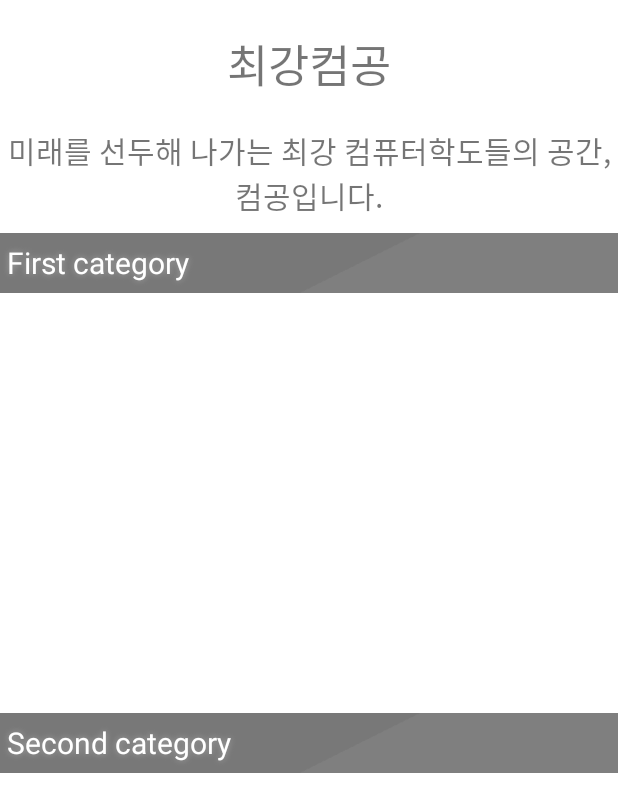
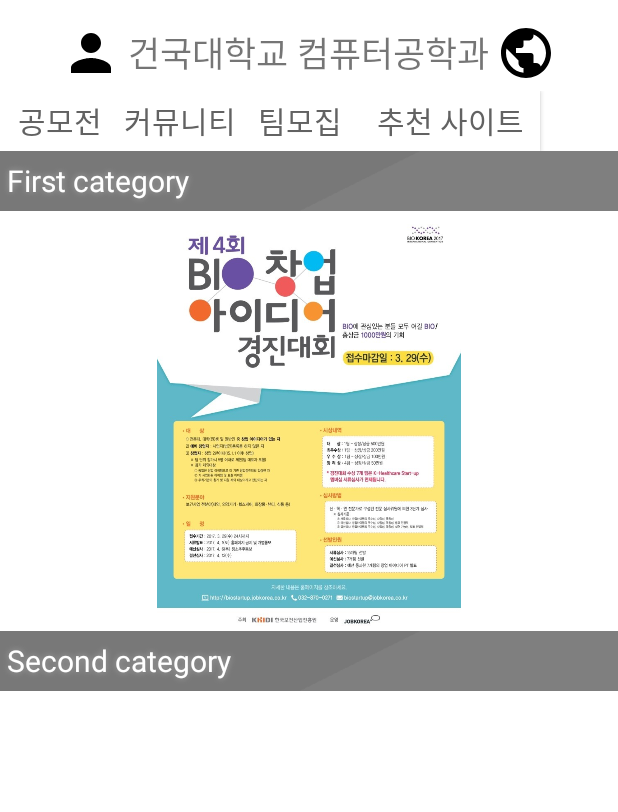
Before and after one commit to NamGungGeon/CSE_InfoApp, an Android app: the MainActivity screen opened directly, with no data from a screen before it, on a phone screen of 412 x 824 dp. Shown: the top 812 px of the screen. Run offline under Robolectric (Android 15) with nearby library versions, the phone set to English and light mode, and no system bars.

Commit message:
front-end of the Viewpager and back-end of the Viewpager(java)

```diff
--- /dev/null
+++ b/app/src/main/java/com/example/denky/greattimetable/CustomAdapter.java
@@ -0,0 +1,79 @@
+package com.example.denky.greattimetable;
+
+import android.support.v4.view.PagerAdapter;
+import android.view.LayoutInflater;
+import android.view.View;
+import android.view.ViewGroup;
+import android.widget.ImageView;
+
+/**
+ * Created by denky on 2017-03-16.
+ */
+
+public class CustomAdapter extends PagerAdapter {
+
+    LayoutInflater inflater;
+
+    public CustomAdapter(LayoutInflater inflater) {
+        // TODO Auto-generated constructor stub
+        this.inflater=inflater;
+    }
+
+    //PagerAdapter가 가지고 잇는 View의 개수를 리턴
+    //보통 보여줘야하는 이미지 배열 데이터의 길이를 리턴
+    @Override
+    public int getCount() {
+        // TODO Auto-generated method stub
+        return 3;
+    }
+
+    //ViewPager가 현재 보여질 Item(View객체)를 생성할 필요가 있는 때 자동으로 호출
+    //쉽게 말해, 스크롤을 통해 현재 보여져야 하는 View를 만들어냄.
+    //첫번째 파라미터 : ViewPager
+    //두번째 파라미터 : ViewPager가 보여줄 View의 위치(가장 처음부터 0,1,2,3...)
+    @Override
+    public Object instantiateItem(ViewGroup container, int position) {
+        // TODO Auto-generated method stub
+        View view=null;
+
+        //새로운 View 객체를 Layoutinflater를 이용해서 생성
+        //만들어질 View의 설계는 res폴더>>layout폴더>>viewpater_childview.xml 레이아웃 파일 사용
+        view= inflater.inflate(R.layout.viewpager_childview, null);
+
+        //만들어진 View안에 있는 ImageView 객체 참조
+        //위에서 inflated 되어 만들어진 view로부터 findViewById()를 해야 하는 것에 주의.
+        ImageView img= (ImageView)view.findViewById(R.id.img_viewpager_childimage);
+
+        //ImageView에 현재 position 번째에 해당하는 이미지를 보여주기 위한 작업
+        //현재 position에 해당하는 이미지를 setting
+        img.setImageResource(R.drawable.poster1+position);
+
+        //ViewPager에 만들어 낸 View 추가
+        container.addView(view);
+
+        //Image가 세팅된 View를 리턴
+        return view;
+    }
+
+    //화면에 보이지 않은 View는파쾨를 해서 메모리를 관리함.
+    //첫번째 파라미터 : ViewPager
+    //두번째 파라미터 : 파괴될 View의 인덱스(가장 처음부터 0,1,2,3...)
+    //세번째 파라미터 : 파괴될 객체(더 이상 보이지 않은 View 객체)
+    @Override
+    public void destroyItem(ViewGroup container, int position, Object object) {
+        // TODO Auto-generated method stub
+
+        //ViewPager에서 보이지 않는 View는 제거
+        //세번째 파라미터가 View 객체 이지만 데이터 타입이 Object여서 형변환 실시
+        container.removeView((View)object);
+
+    }
+
+    //instantiateItem() 메소드에서 리턴된 Ojbect가 View가  맞는지 확인하는 메소드
+    @Override
+    public boolean isViewFromObject(View v, Object obj) {
+        // TODO Auto-generated method stub
+        return v==obj;
+    }
+
+}
--- a/app/src/main/java/com/example/denky/greattimetable/LoginActivity.java
+++ b/app/src/main/java/com/example/denky/greattimetable/LoginActivity.java
@@ -5,6 +5,10 @@ import android.support.v7.app.AppCompatActivity;
 import android.os.Bundle;
 import android.view.View;
 import android.widget.Button;
+
+/**
+ * Created by denky on 2017-03-16.
+ */
 
 public class LoginActivity extends AppCompatActivity {
     Button enter_btn;
--- a/app/src/main/java/com/example/denky/greattimetable/MainActivity.java
+++ b/app/src/main/java/com/example/denky/greattimetable/MainActivity.java
@@ -1,6 +1,10 @@
 package com.example.denky.greattimetable;
 
+import android.graphics.Bitmap;
 import android.os.Bundle;
+import android.os.Handler;
+import android.os.Message;
+import android.support.v4.view.ViewPager;
 import android.support.v7.app.AppCompatActivity;
 
 /**
@@ -8,8 +12,64 @@ import android.support.v7.app.AppCompatActivity;
  */
 
 public class MainActivity extends AppCompatActivity {
+    ViewPager pager;
+    Thread thread = null;
+    Handler handler = null;
+    int p=0;	//페이지번호
+    int v=1;	//화면 전환 뱡향 1:left to right, 2:right to left
+    int cur = 0;
+    int maxScroll = 3; // 최대 CustomAdapter의 자료 수
+
     protected void onCreate(Bundle savedInstanceState) {
         super.onCreate(savedInstanceState);
         setContentView(R.layout.activity_main);
+        pager= (ViewPager)findViewById(R.id.pager);
+
+        //ViewPager에 설정할 Adapter 객체 생성
+        //ListView에서 사용하는 Adapter와 같은 역할.
+        //다만. ViewPager로 스크롤 될 수 있도록 되어 있다는 것이 다름
+        //PagerAdapter를 상속받은 CustomAdapter 객체 생성
+        //CustomAdapter에게 LayoutInflater 객체 전달
+        CustomAdapter adapter= new CustomAdapter(getLayoutInflater());
+
+        //ViewPager에 Adapter 설정
+        pager.setAdapter(adapter);
+        handler = new Handler(){
+
+            public void handleMessage(Message msg) { // 여기서 이미지 스크롤
+                if(v == 1) { // 화면전환이 left to right
+                    cur++;
+                    pager.setCurrentItem(cur, true);
+                    if(cur >=maxScroll){
+                        v = 0;
+                    }
+                } else if(v == 0){
+                    cur--;
+                    pager.setCurrentItem(cur, true);
+                    if(cur == 0){
+                        v = 1;
+                    }
+                }
+            }
+        };
+
+        thread = new Thread(){
+            //run은 jvm이 쓰레드를 채택하면, 해당 쓰레드의 run메서드를 수행한다.
+            public void run() {
+                super.run();
+                while(true){
+                    try {
+                        Thread.sleep(5000);
+                        handler.sendEmptyMessage(0);
+                    } catch (InterruptedException e) {
+                        // TODO Auto-generated catch block
+                        e.printStackTrace();
+                    }
+
+
+                }
+            }
+        };
+        thread.start();
     }
 }
--- /dev/null
+++ b/app/src/main/res/drawable/search.xml
@@ -0,0 +1,9 @@
+<vector xmlns:android="http://schemas.android.com/apk/res/android"
+        android:width="24dp"
+        android:height="24dp"
+        android:viewportWidth="24.0"
+        android:viewportHeight="24.0">
+    <path
+        android:fillColor="#FF000000"
+        android:pathData="M12,2C6.48,2 2,6.48 2,12s4.48,10 10,10 10,-4.48 10,-10S17.52,2 12,2zM11,19.93c-3.95,-0.49 -7,-3.85 -7,-7.93 0,-0.62 0.08,-1.21 0.21,-1.79L9,15v1c0,1.1 0.9,2 2,2v1.93zM17.9,17.39c-0.26,-0.81 -1,-1.39 -1.9,-1.39h-1v-3c0,-0.55 -0.45,-1 -1,-1L8,12v-2h2c0.55,0 1,-0.45 1,-1L11,7h2c1.1,0 2,-0.9 2,-2v-0.41c2.93,1.19 5,4.06 5,7.41 0,2.08 -0.8,3.97 -2.1,5.39z"/>
+</vector>
--- a/app/src/main/res/layout/activity_login.xml
+++ b/app/src/main/res/layout/activity_login.xml
@@ -80,7 +80,7 @@
             android:layout_width="150dp"
             android:layout_height="wrap_content"
             android:layout_marginTop="60dp"
-            android:text="참여ㅊㅊ"
+            android:text="참여"
             android:layout_gravity="center"
             />
     </LinearLayout>
--- a/app/src/main/res/layout/activity_main.xml
+++ b/app/src/main/res/layout/activity_main.xml
@@ -9,33 +9,78 @@
     android:layout_height="wrap_content"
     android:orientation="vertical"
     >
-
-    <TextView
+<LinearLayout
     android:layout_width="match_parent"
     android:layout_height="wrap_content"
-        android:text="최강컴공"
-        android:textSize = "30dp"
+    android:layout_marginTop="15dp"
+
+    android:layout_marginBottom="5dp"
+    android:gravity="center"
+    >
+    <Button
+        android:layout_width="40dp"
+        android:layout_height="40dp"
+        android:background="@drawable/profile"
+        android:layout_marginLeft="10dp"
+        />
+    <TextView
+        android:layout_width="250dp"
+        android:layout_height="wrap_content"
+        android:text="건국대학교 컴퓨터공학과"
+        android:textSize = "23dp"
         android:textAlignment="center"
-        android:layout_marginBottom="20dp"
-        android:layout_marginTop="20dp"
 
         />
+    <Button
+        android:layout_width="40dp"
+        android:layout_height="40dp"
 
-    <TextView
+        android:background="@drawable/search"
+        android:layout_marginRight="10dp"
+        />
+
+</LinearLayout>
+    <LinearLayout
         android:layout_width="match_parent"
         android:layout_height="wrap_content"
-        android:text="미래를 선두해 나가는 최강 컴퓨터학도들의 공간, 컴공입니다."
-        android:textAlignment="center"
-        android:layout_marginBottom="10dp"
-        android:textSize = "20dp"
-
+        android:layout_gravity="center"
+        >
+<Button
+    android:layout_width="80dp"
+    android:layout_height="40dp"
+    android:text="공모전"
+    android:textSize="20dp"
+    android:background="#FFFFFF"
+    android:textColor="@color/black_gray"
     />
+        <Button
+            android:layout_width="80dp"
+            android:layout_height="40dp"
+            android:text="커뮤니티"
+            android:textSize="20dp"
+            android:background="#FFFFFF"
+            android:textColor="@color/black_gray"
+            />
+        <Button
+            android:layout_width="80dp"
+            android:layout_height="40dp"
+            android:text="팀모집"
+            android:textSize="20dp"
+            android:background="#FFFFFF"
+            android:textColor="@color/black_gray"
+            />
+        <Button
+            android:layout_width="120dp"
+            android:layout_height="40dp"
+            android:text="추천 사이트"
+            android:textSize="20dp"
+            android:background="#FFFFFF"
+            android:textColor="@color/black_gray"
+            />
+    </LinearLayout>
 </LinearLayout>
     <ScrollView
         xmlns:android="http://schemas.android.com/apk/res/android"
-        xmlns:tools="http://schemas.android.com/tools"
-        tools:context="bunyangfocus.bunyangfocus.MainActivity"
-        tools:showIn="@layout/activity_main"
         android:layout_width="fill_parent"
         android:layout_height="fill_parent"
         android:fillViewport="true"
@@ -67,12 +112,39 @@
 
                     android:textSize="20dip"/>
 
+                <android.support.v4.view.ViewPager
+                    android:id="@+id/pager"
+                    android:layout_width="match_parent"
+                    android:layout_height="match_parent">
+
+                </android.support.v4.view.ViewPager>
+
+                <!--
                                 <ViewFlipper
                                     android:id="@+id/flipper"
                                     android:layout_width="fill_parent"
                                     android:layout_height="280dp"
                                     android:flipInterval="5000"
                                     android:focusableInTouchMode="true">
+
+                                    <ImageView
+                                        android:id="@+id/img01"
+                                        android:layout_width="match_parent"
+                                        android:layout_height="match_parent"
+                                        android:src="@drawable/poster1"/>
+
+                                    <ImageView
+                                        android:id="@+id/img02"
+                                        android:layout_width="match_parent"
+                                        android:layout_height="match_parent"
+                                        android:src="@drawable/poster2"/>
+
+                                    <ImageView
+                                        android:id="@+id/img03"
+                                        android:layout_width="match_parent"
+                                        android:layout_height="match_parent"
+                                        android:src="@drawable/poster3"/>
+
 
                                     <ListView
                                         android:id="@+id/flipper_list_01"
@@ -88,6 +160,7 @@
                                         android:layout_height="wrap_content"/>
 
                                 </ViewFlipper>
+                    -->
             </LinearLayout>
 
             <LinearLayout
--- a/app/src/main/res/layout/activity_main2.xml
+++ b/app/src/main/res/layout/activity_main2.xml
@@ -29,7 +29,7 @@
                     android:id="@+id/interest_textview"
                     android:layout_width="match_parent"
                     android:layout_height="50dp"
-                    android:background="@drawable/title_temp"
+                    android:background="@drawable/title_t"
                     android:gravity="center_vertical"
                     android:textColor="#ffffff"
                     android:text="내 관심상품"
--- a/app/src/main/res/layout/interest_fragment.xml
+++ b/app/src/main/res/layout/interest_fragment.xml
@@ -28,7 +28,7 @@
                     android:id="@+id/interest_textview"
                     android:layout_width="match_parent"
                     android:layout_height="50dp"
-                    android:background="@drawable/title_temp"
+                    android:background="@drawable/title_t"
                     android:gravity="center_vertical"
                     android:textColor="#ffffff"
                     android:text="내 관심상품"
--- a/app/src/main/res/layout/list_listview.xml
+++ b/app/src/main/res/layout/list_listview.xml
@@ -13,7 +13,6 @@
         android:layout_height="40dip"
         android:layout_alignParentRight="true"
         android:layout_gravity="center_vertical"
-        android:background="@drawable/interest_btn"
         android:layout_marginTop="8dp"
         />
 
--- a/app/src/main/res/layout/main_fragment.xml
+++ b/app/src/main/res/layout/main_fragment.xml
@@ -29,7 +29,7 @@
               android:id="@+id/recommend_textview"
               android:layout_width="match_parent"
               android:layout_height="40dp"
-              android:background="@drawable/title_temp"
+              android:background="@drawable/title_t"
               android:gravity="center_vertical"
               android:shadowColor="#A8A8A8"
               android:shadowDx="0"
@@ -74,7 +74,7 @@
                 android:id="@+id/today_textview"
                 android:layout_width="match_parent"
                 android:layout_height="40dp"
-                android:background="@drawable/title_temp"
+                android:background="@drawable/title_t"
                 android:gravity="center_vertical"
                 android:shadowColor="#A8A8A8"
                 android:shadowDx="0"
--- /dev/null
+++ b/app/src/main/res/layout/pager1.xml
@@ -0,0 +1,12 @@
+<?xml version="1.0" encoding="utf-8"?>
+<LinearLayout xmlns:android="http://schemas.android.com/apk/res/android"
+    android:layout_width="match_parent"
+    android:layout_height="match_parent"
+    android:orientation="vertical" >
+
+    <ImageView
+        android:id="@+id/img_viewpager_childimage"
+        android:layout_width="match_parent"
+        android:layout_height="match_parent"/>
+
+</LinearLayout>
--- /dev/null
+++ b/app/src/main/res/layout/viewpager_childview.xml
@@ -0,0 +1,12 @@
+<?xml version="1.0" encoding="utf-8"?>
+<LinearLayout xmlns:android="http://schemas.android.com/apk/res/android"
+    android:layout_width="match_parent"
+    android:layout_height="match_parent"
+    android:orientation="vertical" >
+
+    <ImageView
+        android:id="@+id/img_viewpager_childimage"
+        android:layout_width="match_parent"
+        android:layout_height="match_parent"/>
+
+</LinearLayout>
--- a/app/src/main/res/values/colors.xml
+++ b/app/src/main/res/values/colors.xml
@@ -3,4 +3,5 @@
     <color name="colorPrimary">#F4F4F4</color>
     <color name="colorPrimaryDark">#E6E6E6</color>
     <color name="colorAccent">#000000</color>
+    <color name="black_gray">#626262</color>
 </resources>
```
Also changed, not shown: app/src/main/res/drawable-xhdpi/interest_btn.png (deleted), app/src/main/res/drawable-xhdpi/title_temp.png (deleted), app/src/main/res/drawable/poster1.jpg (added), app/src/main/res/drawable/poster2.jpg (added), app/src/main/res/drawable/poster3.jpg (added). Lines whose indentation alone changed are shown as unchanged.
